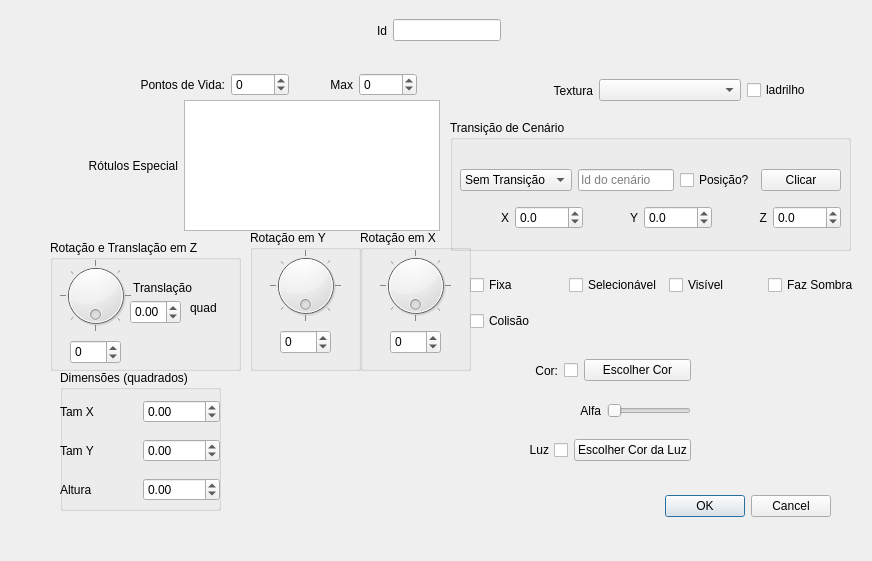
Above: ifg/qt/ui/forma.ui from matferib/tabuleiro-virtual before the change. Below: the same form after it.
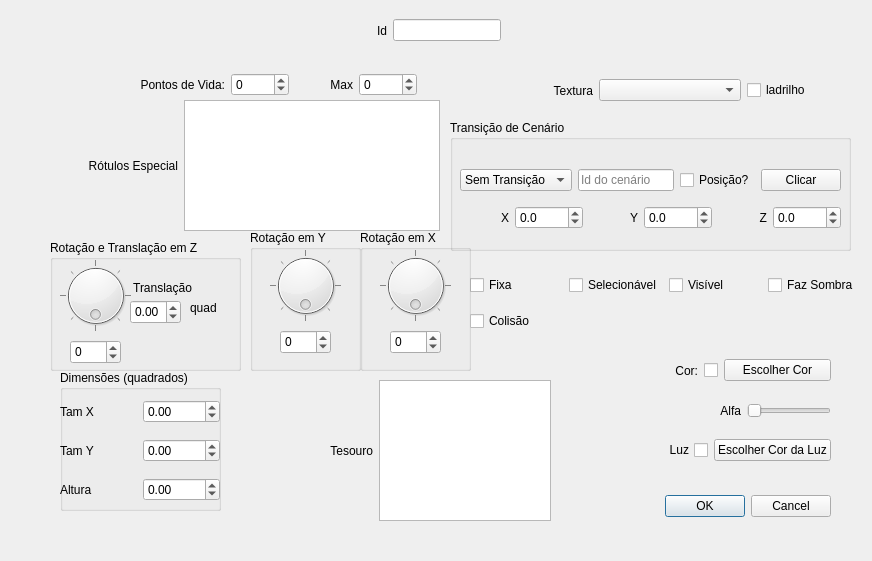
That is the form after the change.

```diff
--- a/ifg/qt/ui/forma.ui
+++ b/ifg/qt/ui/forma.ui
@@ -58,7 +58,7 @@
   <widget class="QWidget" name="horizontalLayoutWidget_2">
    <property name="geometry">
     <rect>
-     <x>470</x>
+     <x>610</x>
      <y>350</y>
      <width>221</width>
      <height>41</height>
@@ -336,7 +336,7 @@
   <widget class="QWidget" name="horizontalLayoutWidget_3">
    <property name="geometry">
     <rect>
-     <x>470</x>
+     <x>610</x>
      <y>390</y>
      <width>221</width>
      <height>41</height>
@@ -446,7 +446,7 @@
   <widget class="QWidget" name="horizontalLayoutWidget_4">
    <property name="geometry">
     <rect>
-     <x>470</x>
+     <x>610</x>
      <y>430</y>
      <width>221</width>
      <height>41</height>
@@ -941,6 +941,41 @@
     <string>Colisão</string>
    </property>
   </widget>
+  <widget class="QWidget" name="layoutWidget_3">
+   <property name="geometry">
+    <rect>
+     <x>330</x>
+     <y>380</y>
+     <width>221</width>
+     <height>141</height>
+    </rect>
+   </property>
+   <layout class="QHBoxLayout" name="horizontalLayout_20">
+    <item>
+     <widget class="QLabel" name="label_16">
+      <property name="sizePolicy">
+       <sizepolicy hsizetype="Fixed" vsizetype="Preferred">
+        <horstretch>0</horstretch>
+        <verstretch>0</verstretch>
+       </sizepolicy>
+      </property>
+      <property name="text">
+       <string>Tesouro</string>
+      </property>
+      <property name="alignment">
+       <set>Qt::AlignRight|Qt::AlignTrailing|Qt::AlignVCenter</set>
+      </property>
+     </widget>
+    </item>
+    <item>
+     <widget class="QPlainTextEdit" name="lista_tesouro">
+      <property name="toolTip">
+       <string>Rótulos para a entidade. Aparece sobre ela quando a entidade é detalhada.</string>
+      </property>
+     </widget>
+    </item>
+   </layout>
+  </widget>
  </widget>
  <tabstops>
   <tabstop>spin_pontos_vida</tabstop>
```
